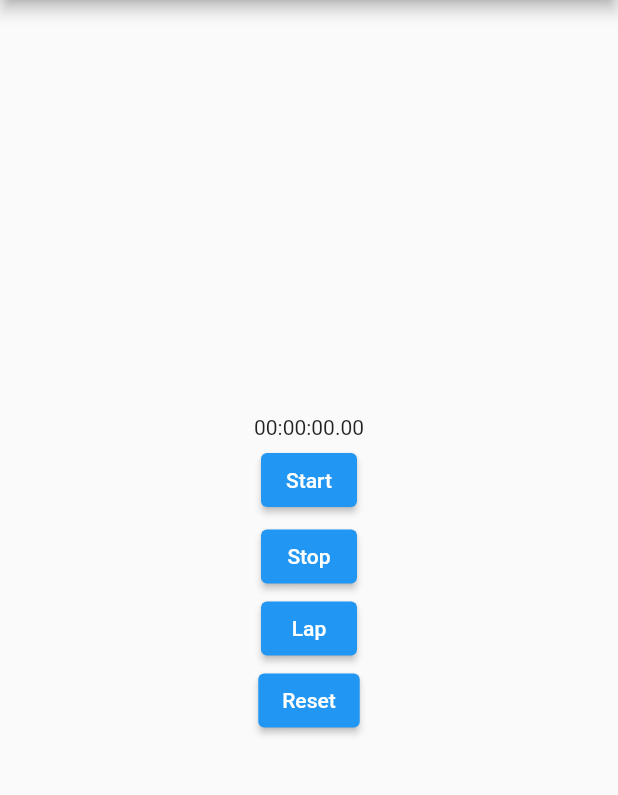
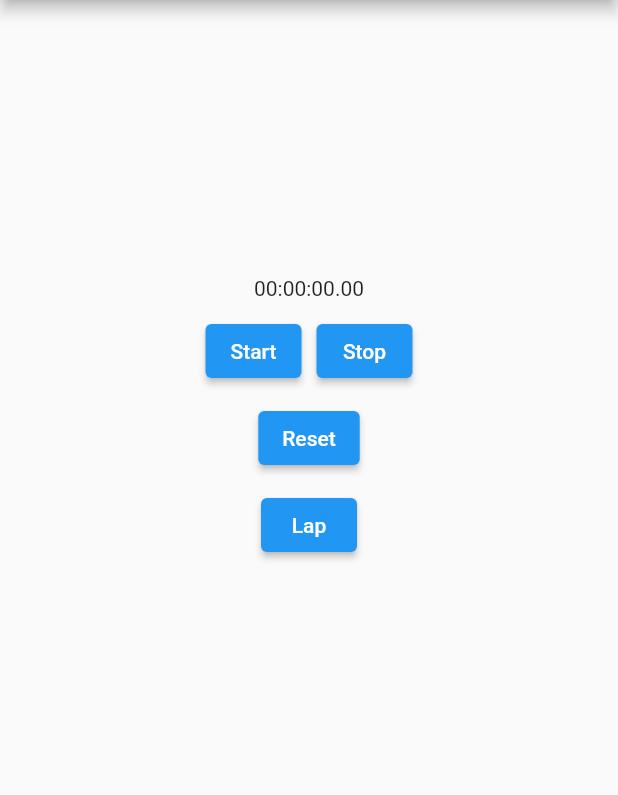
Before and after one commit to ChiriacCatalin/TPPM, a Flutter app: the screen it shows after launch, on a phone screen of 412 x 824 dp, the part 84-879 px from its top. Run offline on Flutter 3.47's test engine with Material 2 defaults, Android fonts, the phone set to English and light mode, and no system bars; our stand-ins replace stop_watch_timer.

```diff
--- a/stopwatch/lib/main.dart
+++ b/stopwatch/lib/main.dart
@@ -15,6 +15,7 @@ class MyApp extends StatefulWidget {
 class MyAppState extends State<MyApp> {
   int value = 1;
   final StopWatchTimer _stopWatchTimer = StopWatchTimer();
+  final _scrollControler = ScrollController();
 
   @override
   void dispose() async {
@@ -46,7 +47,11 @@ class MyAppState extends State<MyApp> {
                 return Text(displayTime); //add style
               }),
           Padding(
-              padding: EdgeInsets.symmetric(vertical: 3),
+              padding: EdgeInsets.symmetric(vertical: 10),
+              child:
+                  Row(mainAxisAlignment: MainAxisAlignment.center, children: [
+                Padding(
+                    padding: EdgeInsets.fromLTRB(0, 0, 10, 0),
                     child: ElevatedButton(
                         onPressed: () {
                           _stopWatchTimer.onExecute.add(StopWatchExecute.start);
@@ -56,23 +61,52 @@ class MyAppState extends State<MyApp> {
                     onPressed: () {
                       _stopWatchTimer.onExecute.add(StopWatchExecute.stop);
                     },
-              child: Text('Stop')),
-          ElevatedButton(
-              onPressed: () {
-                _stopWatchTimer.onExecute.add(StopWatchExecute.lap);
-              },
-              child: Text('Lap')),
+                    child: Text('Stop'))
+              ])),
           ElevatedButton(
               onPressed: () {
                 _stopWatchTimer.onExecute.add(StopWatchExecute.reset);
               },
-              child: Text('Reset'))
+              child: Text('Reset')),
+          Padding(
+              padding: EdgeInsets.fromLTRB(0, 10, 0, 10),
+              child: ElevatedButton(
+                  onPressed: () {
+                    _stopWatchTimer.onExecute.add(StopWatchExecute.lap);
+                  },
+                  child: Text('Lap'))),
+          SizedBox(
+              height: 200,
+              child: StreamBuilder<List<StopWatchRecord>>(
+                stream: _stopWatchTimer.records,
+                initialData: const [],
+                builder: (context, snap) {
+                  final value = snap.data ?? [];
+
+                  Future.delayed(const Duration(milliseconds: 200), () {
+                    _scrollControler.animateTo(
+                        _scrollControler.position.maxScrollExtent,
+                        duration: const Duration(milliseconds: 200),
+                        curve: Curves.easeOut);
+                  });
+                  return ListView.builder(
+                      controller: _scrollControler,
+                      itemBuilder: (BuildContext context, int index) {
+                        final data = value[index];
+                        return Column(
+                          children: [
+                            Padding(
+                              padding: const EdgeInsets.all(8),
+                              child:
+                                  Text('${index + 1}  -  ${data.displayTime}'),
+                            ),
+                            const Divider(height: 2)
+                          ],
+                        );
+                      },
+                      itemCount: value.length);
+                },
+              ))
         ]));
   }
-
-  void onButtonPressed() {
-    setState(() {
-      value = Random().nextInt(100);
-    });
 }
-}
```
Lines whose indentation alone changed are shown as unchanged.
